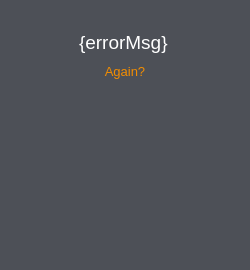
Above: plagdef/gui/ui/error_widget.ui from devWhyqueue/plagdef before the change. Below: the same form after it.
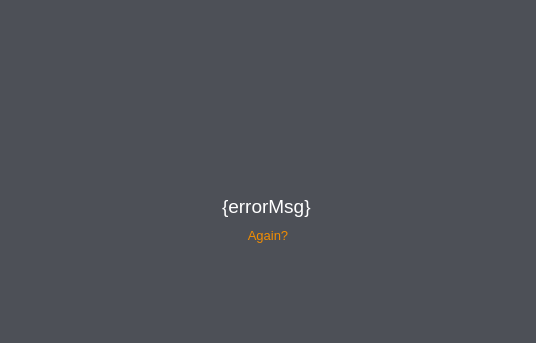
That is the form after the change. Icons and pictures are not drawn.

```diff
--- a/plagdef/gui/ui/error_widget.ui
+++ b/plagdef/gui/ui/error_widget.ui
@@ -6,8 +6,8 @@
             <rect>
                 <x>0</x>
                 <y>0</y>
-                <width>250</width>
-                <height>270</height>
+                <width>536</width>
+                <height>343</height>
             </rect>
         </property>
         <property name="windowTitle">
@@ -17,7 +17,61 @@
             <string notr="true">background-color: rgb(77, 80, 87);</string>
         </property>
         <layout class="QVBoxLayout" name="verticalLayout">
-            <item alignment="Qt::AlignHCenter">
+            <item>
+                <spacer name="top_spacer">
+                    <property name="orientation">
+                        <enum>Qt::Vertical</enum>
+                    </property>
+                    <property name="sizeHint" stdset="0">
+                        <size>
+                            <width>20</width>
+                            <height>40</height>
+                        </size>
+                    </property>
+                </spacer>
+            </item>
+            <item>
+                <widget class="QLabel" name="logo_label">
+                    <property name="sizePolicy">
+                        <sizepolicy hsizetype="Expanding" vsizetype="Fixed">
+                            <horstretch>0</horstretch>
+                            <verstretch>0</verstretch>
+                        </sizepolicy>
+                    </property>
+                    <property name="minimumSize">
+                        <size>
+                            <width>0</width>
+                            <height>43</height>
+                        </size>
+                    </property>
+                    <property name="maximumSize">
+                        <size>
+                            <width>16777215</width>
+                            <height>16777215</height>
+                        </size>
+                    </property>
+                    <property name="text">
+                        <string>&lt;html&gt;&lt;head/&gt;&lt;body&gt;&lt;p align=&quot;center&quot;&gt;&lt;img src=&quot;:/logo.png&quot;/&gt;&lt;/p&gt;&lt;/body&gt;&lt;/html&gt;</string>
+                    </property>
+                </widget>
+            </item>
+            <item>
+                <spacer name="logo_error_spacer">
+                    <property name="orientation">
+                        <enum>Qt::Vertical</enum>
+                    </property>
+                    <property name="sizeType">
+                        <enum>QSizePolicy::Fixed</enum>
+                    </property>
+                    <property name="sizeHint" stdset="0">
+                        <size>
+                            <width>20</width>
+                            <height>30</height>
+                        </size>
+                    </property>
+                </spacer>
+            </item>
+            <item alignment="Qt::AlignHCenter|Qt::AlignTop">
                 <widget class="QLabel" name="error_label">
                     <property name="sizePolicy">
                         <sizepolicy hsizetype="Preferred" vsizetype="Preferred">
@@ -41,7 +95,7 @@
                     </property>
                 </widget>
             </item>
-            <item>
+            <item alignment="Qt::AlignHCenter|Qt::AlignTop">
                 <widget class="QLabel" name="error_msg_label">
                     <property name="frameShape">
                         <enum>QFrame::NoFrame</enum>
@@ -56,7 +110,7 @@
                     </property>
                 </widget>
             </item>
-            <item alignment="Qt::AlignHCenter">
+            <item alignment="Qt::AlignHCenter|Qt::AlignTop">
                 <widget class="QPushButton" name="again_button_err">
                     <property name="sizePolicy">
                         <sizepolicy hsizetype="Preferred" vsizetype="Preferred">
```
